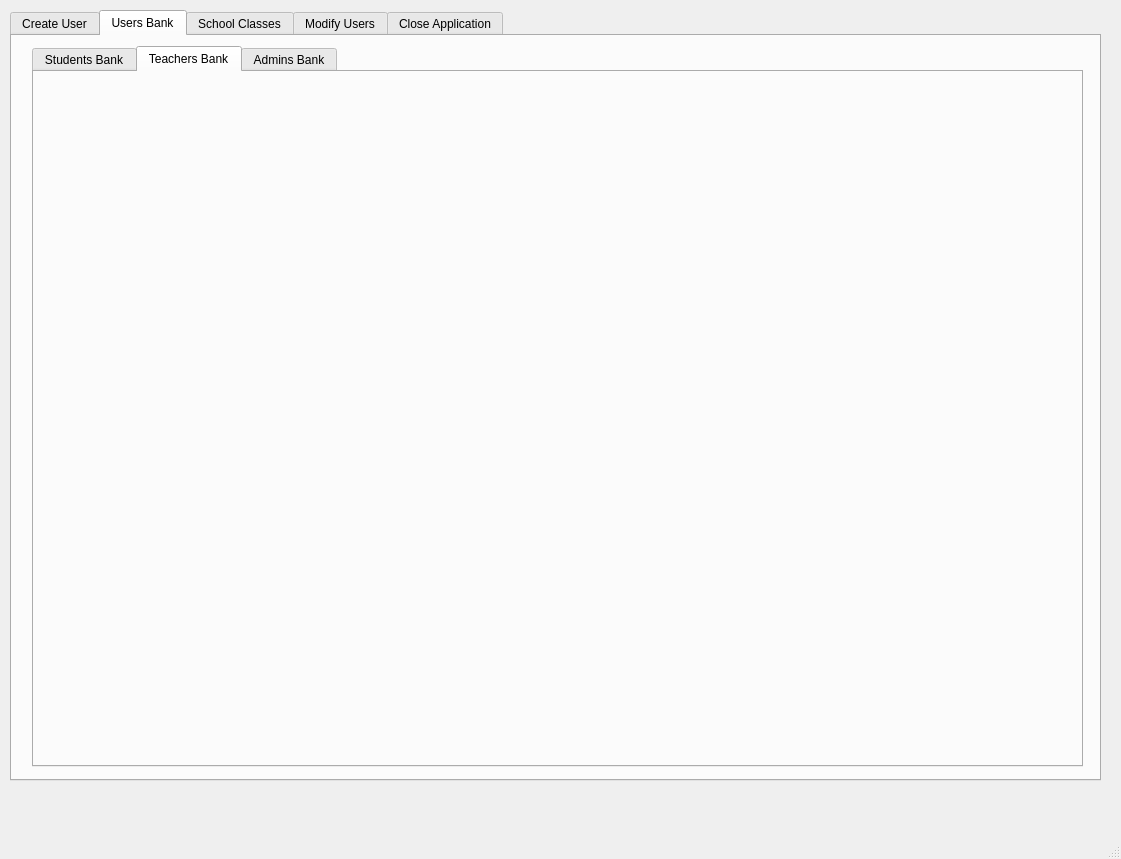
First picture: the form in GUI/AdminGUIQtDesigner.ui, repository applet199/OOPCourseWorkTwo, before the edit.
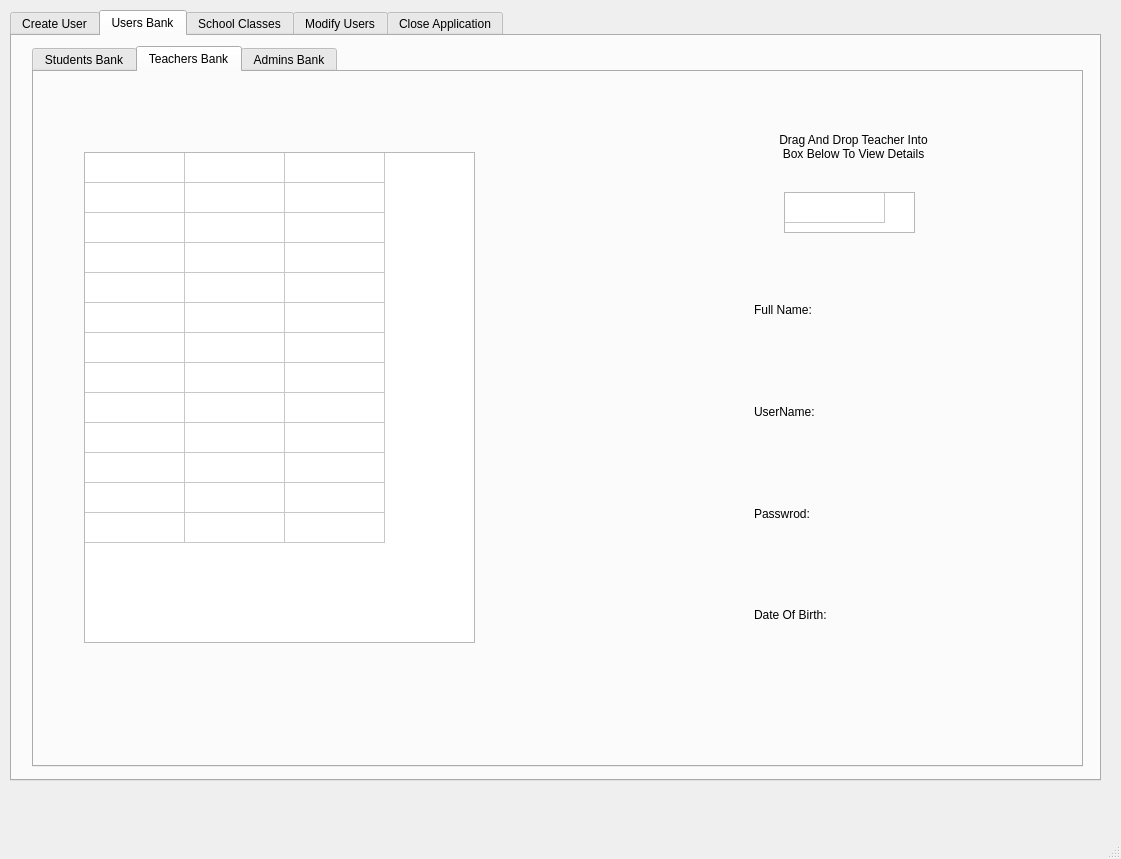
Second picture: the form after the edit. The open tabs and pages were chosen to show the change.

```diff
--- a/GUI/AdminGUIQtDesigner.ui
+++ b/GUI/AdminGUIQtDesigner.ui
@@ -326,6 +326,133 @@
        <attribute name="title">
         <string>Teachers Bank</string>
        </attribute>
+       <widget class="QTableWidget" name="tableWidget_4">
+        <property name="geometry">
+         <rect>
+          <x>50</x>
+          <y>80</y>
+          <width>391</width>
+          <height>491</height>
+         </rect>
+        </property>
+        <property name="rowCount">
+         <number>13</number>
+        </property>
+        <property name="columnCount">
+         <number>3</number>
+        </property>
+        <attribute name="horizontalHeaderVisible">
+         <bool>false</bool>
+        </attribute>
+        <attribute name="verticalHeaderVisible">
+         <bool>false</bool>
+        </attribute>
+        <row/>
+        <row/>
+        <row/>
+        <row/>
+        <row/>
+        <row/>
+        <row/>
+        <row/>
+        <row/>
+        <row/>
+        <row/>
+        <row/>
+        <row/>
+        <column/>
+        <column/>
+        <column/>
+       </widget>
+       <widget class="QLabel" name="label_12">
+        <property name="geometry">
+         <rect>
+          <x>740</x>
+          <y>50</y>
+          <width>159</width>
+          <height>50</height>
+         </rect>
+        </property>
+        <property name="minimumSize">
+         <size>
+          <width>0</width>
+          <height>50</height>
+         </size>
+        </property>
+        <property name="text">
+         <string>Drag And Drop Teacher Into Box Below To View Details</string>
+        </property>
+        <property name="alignment">
+         <set>Qt::AlignCenter</set>
+        </property>
+        <property name="wordWrap">
+         <bool>true</bool>
+        </property>
+       </widget>
+       <widget class="QTableWidget" name="tableWidget_5">
+        <property name="geometry">
+         <rect>
+          <x>750</x>
+          <y>120</y>
+          <width>131</width>
+          <height>41</height>
+         </rect>
+        </property>
+        <property name="rowCount">
+         <number>1</number>
+        </property>
+        <property name="columnCount">
+         <number>1</number>
+        </property>
+        <attribute name="horizontalHeaderVisible">
+         <bool>false</bool>
+        </attribute>
+        <attribute name="verticalHeaderVisible">
+         <bool>false</bool>
+        </attribute>
+        <row/>
+        <column/>
+       </widget>
+       <widget class="QWidget" name="layoutWidget_2">
+        <property name="geometry">
+         <rect>
+          <x>720</x>
+          <y>190</y>
+          <width>201</width>
+          <height>401</height>
+         </rect>
+        </property>
+        <layout class="QVBoxLayout" name="verticalLayout_3">
+         <item>
+          <widget class="QLabel" name="label_13">
+           <property name="text">
+            <string>Full Name:</string>
+           </property>
+          </widget>
+         </item>
+         <item>
+          <widget class="QLabel" name="label_14">
+           <property name="text">
+            <string>UserName:</string>
+           </property>
+          </widget>
+         </item>
+         <item>
+          <widget class="QLabel" name="label_15">
+           <property name="text">
+            <string>Passwrod:</string>
+           </property>
+          </widget>
+         </item>
+         <item>
+          <widget class="QLabel" name="label_16">
+           <property name="text">
+            <string>Date Of Birth:</string>
+           </property>
+          </widget>
+         </item>
+        </layout>
+       </widget>
       </widget>
       <widget class="QWidget" name="tab_8">
        <attribute name="title">
```
Left out of the diff: 88 changed lines with no effect on the pictures.
